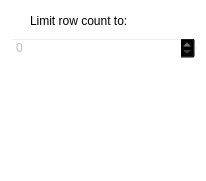
Before: the Qt Designer form widgets/rowsubset.ui in Elv13/sigrok_frontend, drawn with Qt 5.
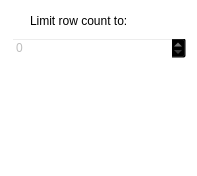
After: the same form once the commit is applied.

Patch:
```diff
--- a/widgets/rowsubset.ui
+++ b/widgets/rowsubset.ui
@@ -6,8 +6,8 @@
    <rect>
     <x>0</x>
     <y>0</y>
-    <width>206</width>
-    <height>181</height>
+    <width>197</width>
+    <height>176</height>
    </rect>
   </property>
   <property name="windowTitle">
```
